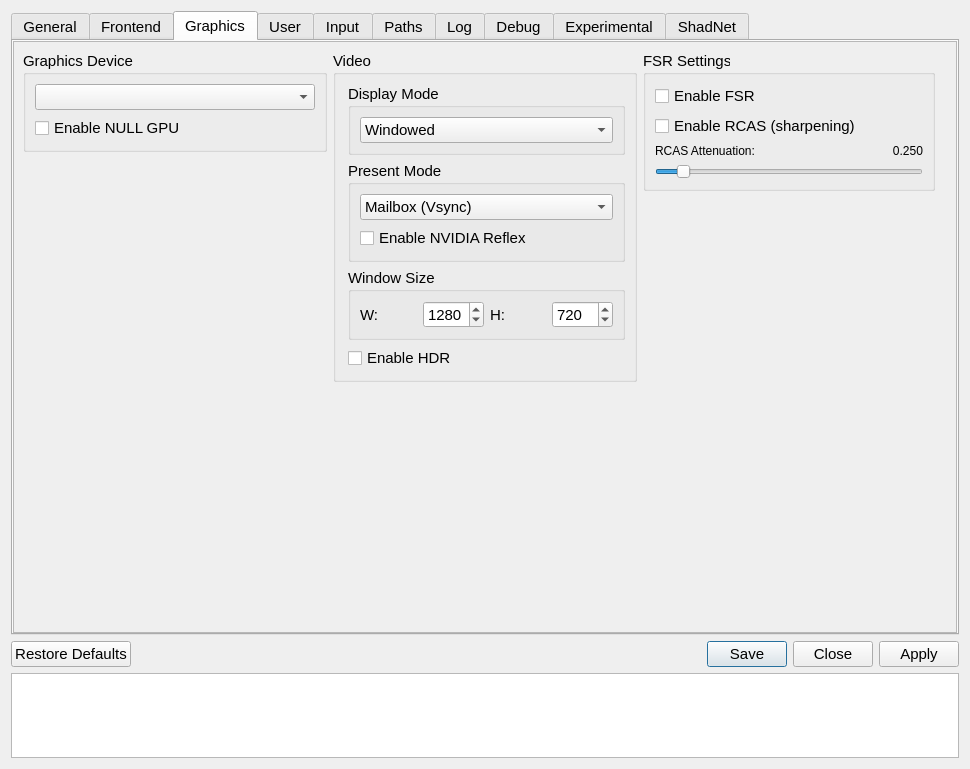
cuesta4/shadps4-qtlauncher, file src/qt_gui/settings_dialog.ui: the form before one commit.
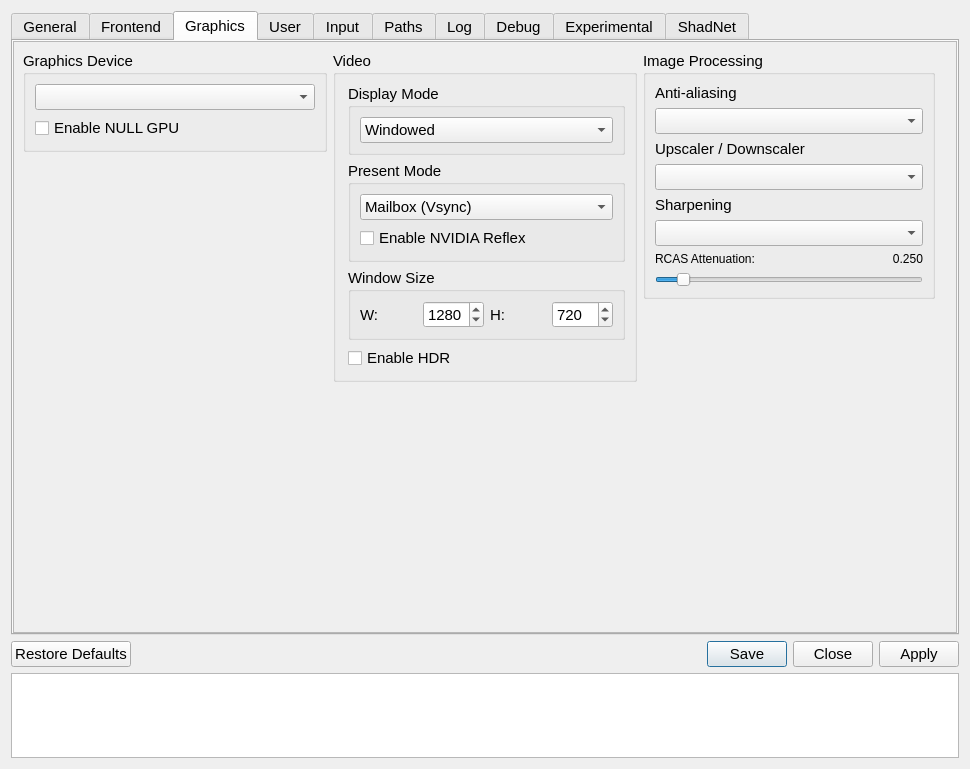
The form after the commit. The open tabs and pages were chosen to show the change. Icons and pictures are not drawn.

Commit message: gpu: add independent per-game anti-aliasing, scaling and sharpening selectors

Diff of the .ui file:
```diff
--- a/src/qt_gui/settings_dialog.ui
+++ b/src/qt_gui/settings_dialog.ui
@@ -1188,23 +1188,27 @@
             <item>
              <widget class="QGroupBox" name="FSRGroupBox">
               <property name="title">
-               <string>FSR Settings</string>
+               <string>Image Processing</string>
               </property>
               <layout class="QVBoxLayout" name="verticalLayout_5">
                <item>
-                <widget class="QCheckBox" name="FSRCheckBox">
-                 <property name="text">
-                  <string>Enable FSR</string>
-                 </property>
+                <widget class="QLabel" name="AntiAliasingLabel">
+                 <property name="text"><string>Anti-aliasing</string></property>
                 </widget>
                </item>
+               <item><widget class="QComboBox" name="AntiAliasingComboBox"/></item>
                <item>
-                <widget class="QCheckBox" name="RCASCheckBox">
-                 <property name="text">
-                  <string>Enable RCAS (sharpening)</string>
-                 </property>
+                <widget class="QLabel" name="UpscalerLabel">
+                 <property name="text"><string>Upscaler / Downscaler</string></property>
                 </widget>
                </item>
+               <item><widget class="QComboBox" name="UpscalerComboBox"/></item>
+               <item>
+                <widget class="QLabel" name="SharpeningLabel">
+                 <property name="text"><string>Sharpening</string></property>
+                </widget>
+               </item>
+               <item><widget class="QComboBox" name="SharpeningComboBox"/></item>
                <item>
                 <layout class="QHBoxLayout" name="horizontalLayout_10">
                  <item>
```
The commit also changes 5 other files.
